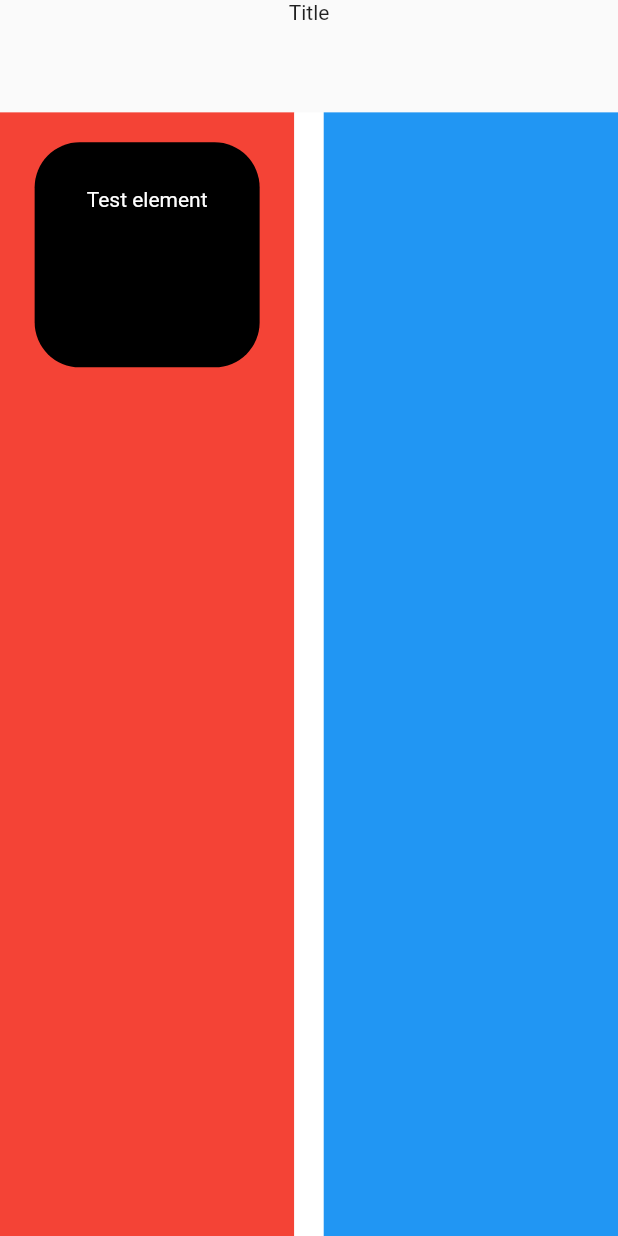
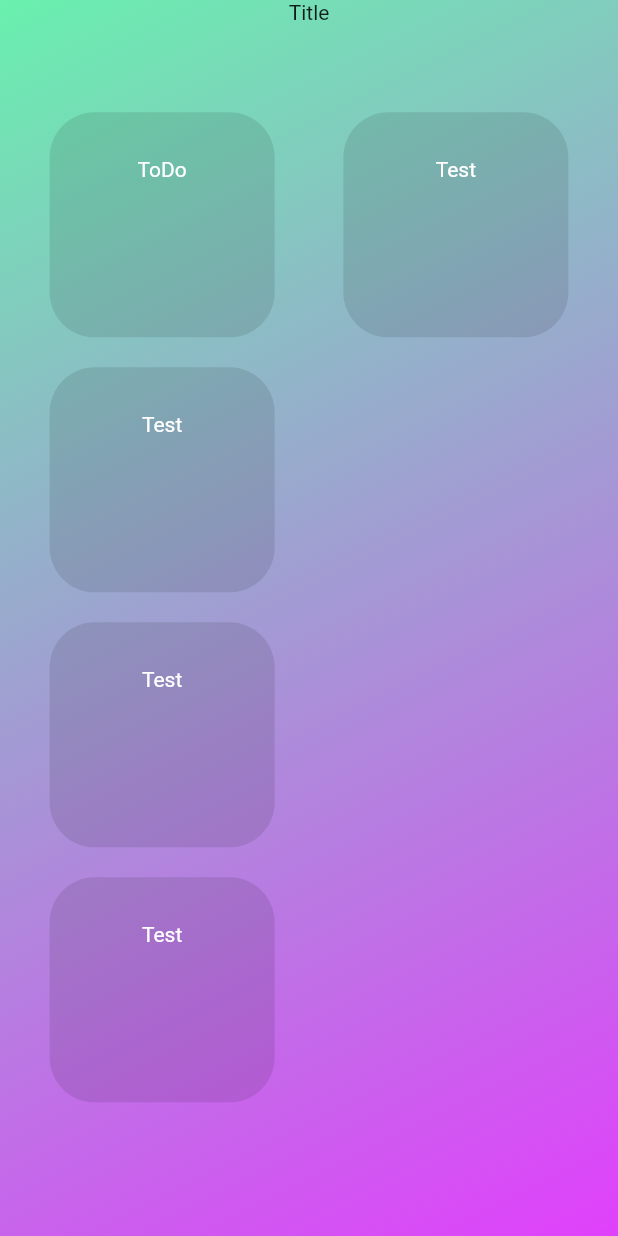
Before and after one commit to AndoPatrik/list_me, a Flutter app: the Dashboard screen opened directly, on a phone screen of 412 x 824 dp. Run offline on Flutter 3.47's test engine with Material 2 defaults, Android fonts, the phone set to English and light mode, and no system bars; our stand-ins replace carousel_slider, cloud_firestore, firebase_auth, modal_progress_hud; accounts and stored records are empty.

Commit message:
Dashboard changes
Refactor dashboard

```diff
--- a/lib/Pages/Dashboard.dart
+++ b/lib/Pages/Dashboard.dart
@@ -1,4 +1,8 @@
 import 'package:flutter/material.dart';
+import 'package:list_me/Pages/ToDoListPage.dart';
+import 'package:list_me/Utilities/constants.dart';
+import 'package:list_me/Widgets/DashbordItem.dart';
+import 'package:list_me/Widgets/DashbordSideBar.dart';
 
 class Dashboard extends StatefulWidget {
   @override
@@ -12,6 +16,7 @@ class Dashboardtate extends State<Dashboard> {
       body: Container(
         height: MediaQuery.of(context).size.height,
         width: MediaQuery.of(context).size.width,
+        decoration: BoxDecoration(gradient: kGradientGreenToPurple),
         child: Column(
           children: <Widget>[
             Expanded(
@@ -22,45 +27,41 @@ class Dashboardtate extends State<Dashboard> {
               flex: 10,
               child: Row(
                 children: <Widget>[
-                  Expanded(
-                    flex: 10,
-                    child: Container(
-                      color: Colors.red,
-                      child: Column(
-                        crossAxisAlignment: CrossAxisAlignment.center,
-                        children: <Widget>[
-                          Padding(
-                            padding: EdgeInsets.only(top: 20),
-                          ),
-                          Container(
-                            decoration: BoxDecoration(
-                                color: Colors.black,
-                                borderRadius:
-                                    BorderRadius.all(Radius.circular(30))),
-                            padding: EdgeInsets.all(30),
-                            width: 150,
-                            height: 150,
-                            child: Text(
-                              "Test element",
-                              textAlign: TextAlign.center,
-                              style: TextStyle(color: Colors.white),
-                            ),
-                          )
-                        ],
+                  DashboardSideBar(
+                    side: Side.Left,
+                    children: <Widget>[
+                      DashbordItem(
+                        text: "ToDo",
+                        onTap: () {
+                          Navigator.push(
+                              context,
+                              MaterialPageRoute(
+                                  builder: (context) => ToDoListPage()));
+                        },
                       ),
-                    ),
+                      Padding(
+                        padding: EdgeInsets.only(bottom: 20),
+                      ),
+                      DashbordItem(),
+                      Padding(
+                        padding: EdgeInsets.only(bottom: 20),
+                      ),
+                      DashbordItem(),
+                      Padding(
+                        padding: EdgeInsets.only(bottom: 20),
+                      ),
+                      DashbordItem(),
+                    ],
                   ),
                   Expanded(
                     flex: 1,
-                    child: Container(
-                      color: Colors.white,
-                    ),
+                    child: Container(),
                   ),
-                  Expanded(
-                    flex: 10,
-                    child: Container(
-                      color: Colors.blue,
-                    ),
+                  DashboardSideBar(
+                    side: Side.Right,
+                    children: <Widget>[
+                      DashbordItem(),
+                    ],
                   ),
                 ],
               ),
--- a/lib/Pages/FunctionsIntroPage.dart
+++ b/lib/Pages/FunctionsIntroPage.dart
@@ -1,6 +1,7 @@
 import 'package:carousel_slider/carousel_slider.dart';
 import 'package:flutter/material.dart';
 import 'package:list_me/Model/FeauterDemoItem.dart';
+import 'package:list_me/Pages/Dashboard.dart';
 import 'package:list_me/Pages/ToDoListPage.dart';
 import 'package:list_me/Utilities/constants.dart';
 import 'package:list_me/Widgets/RoundedButton.dart';
@@ -187,10 +188,8 @@ class _FunctionsIntroPageState extends State<FunctionsIntroPage> {
                   buttonColor: Colors.white70,
                   buttonText: "Got it",
                   onPressed: () => {
-                    Navigator.push(
-                        context,
-                        MaterialPageRoute(
-                            builder: (context) => ToDoListPage())),
+                    Navigator.push(context,
+                        MaterialPageRoute(builder: (context) => Dashboard())),
                   },
                 ),
               ),
--- a/lib/Pages/ToDoListPage.dart
+++ b/lib/Pages/ToDoListPage.dart
@@ -1,6 +1,7 @@
 import 'package:cloud_firestore/cloud_firestore.dart';
 import 'package:flutter/material.dart';
 import 'package:list_me/Utilities/Helper/utils.dart';
+import 'package:list_me/Utilities/constants.dart';
 
 class ToDoListPage extends StatefulWidget {
   @override
@@ -24,14 +25,15 @@ class ToDoListPageState extends State<ToDoListPage> {
   @override
   Widget build(BuildContext context) {
     return Scaffold(
-      appBar: AppBar(
-        title: Text(
-          Utils.getWelcomeMsg(),
-          textAlign: TextAlign.left,
-          style: TextStyle(fontSize: 30),
-        ),
-      ),
+      // appBar: AppBar(
+      //   title: Text(
+      //     Utils.getWelcomeMsg(),
+      //     textAlign: TextAlign.left,
+      //     style: TextStyle(fontSize: 30),
+      //   ),
+      // ),
       body: Container(
+        decoration: BoxDecoration(gradient: kGradientGreenToPurple),
         child: Column(
           children: <Widget>[
             Container(
@@ -53,14 +55,19 @@ class ToDoListPageState extends State<ToDoListPage> {
                               print(document['Task']);
                             },
                             child: Card(
+                                color: Colors.transparent,
                                 child: Container(
                                   height: 50.0,
                                   child: Row(
-                            mainAxisAlignment: MainAxisAlignment.spaceBetween,
+                                    mainAxisAlignment:
+                                        MainAxisAlignment.spaceBetween,
                                     children: <Widget>[
                                       Padding(
                                         padding: const EdgeInsets.only(
-                                    left: 10, right: 10, top: 5, bottom: 5),
+                                            left: 10,
+                                            right: 10,
+                                            top: 5,
+                                            bottom: 5),
                                         child: Container(
                                           width: 5,
                                           height: 25,
@@ -68,7 +75,8 @@ class ToDoListPageState extends State<ToDoListPage> {
                                         ),
                                       ),
                                       Padding(
-                                padding: const EdgeInsets.only(right: 10.0),
+                                        padding:
+                                            const EdgeInsets.only(right: 10.0),
                                         child: Text(document['Task']),
                                       )
                                     ],
--- /dev/null
+++ b/lib/Widgets/DashbordItem.dart
@@ -0,0 +1,28 @@
+import 'package:flutter/material.dart';
+
+class DashbordItem extends StatelessWidget {
+  const DashbordItem({Key key, this.text, this.onTap}) : super(key: key);
+
+  final String text;
+  final Function onTap;
+
+  @override
+  Widget build(BuildContext context) {
+    return GestureDetector(
+      onTap: onTap,
+      child: Container(
+        decoration: BoxDecoration(
+            color: Colors.black.withOpacity(0.1),
+            borderRadius: BorderRadius.all(Radius.circular(30))),
+        padding: EdgeInsets.all(30),
+        width: 150,
+        height: 150,
+        child: Text(
+          text == null ? "Test" : text,
+          textAlign: TextAlign.center,
+          style: TextStyle(color: Colors.white),
+        ),
+      ),
+    );
+  }
+}
--- /dev/null
+++ b/lib/Widgets/DashbordSideBar.dart
@@ -0,0 +1,29 @@
+import 'package:flutter/material.dart';
+
+enum Side { Right, Left }
+
+class DashboardSideBar extends StatelessWidget {
+  const DashboardSideBar({Key key, this.children, @required this.side})
+      : super(key: key);
+
+  final List<Widget> children;
+  final Side side;
+
+  @override
+  Widget build(BuildContext context) {
+    return Expanded(
+      flex: 10,
+      child: Container(
+        child: Padding(
+          padding: side == Side.Right
+              ? EdgeInsets.only(right: 20)
+              : EdgeInsets.only(left: 20),
+          child: Column(
+            crossAxisAlignment: CrossAxisAlignment.center,
+            children: children,
+          ),
+        ),
+      ),
+    );
+  }
+}
```
Lines whose indentation alone changed are shown as unchanged.
